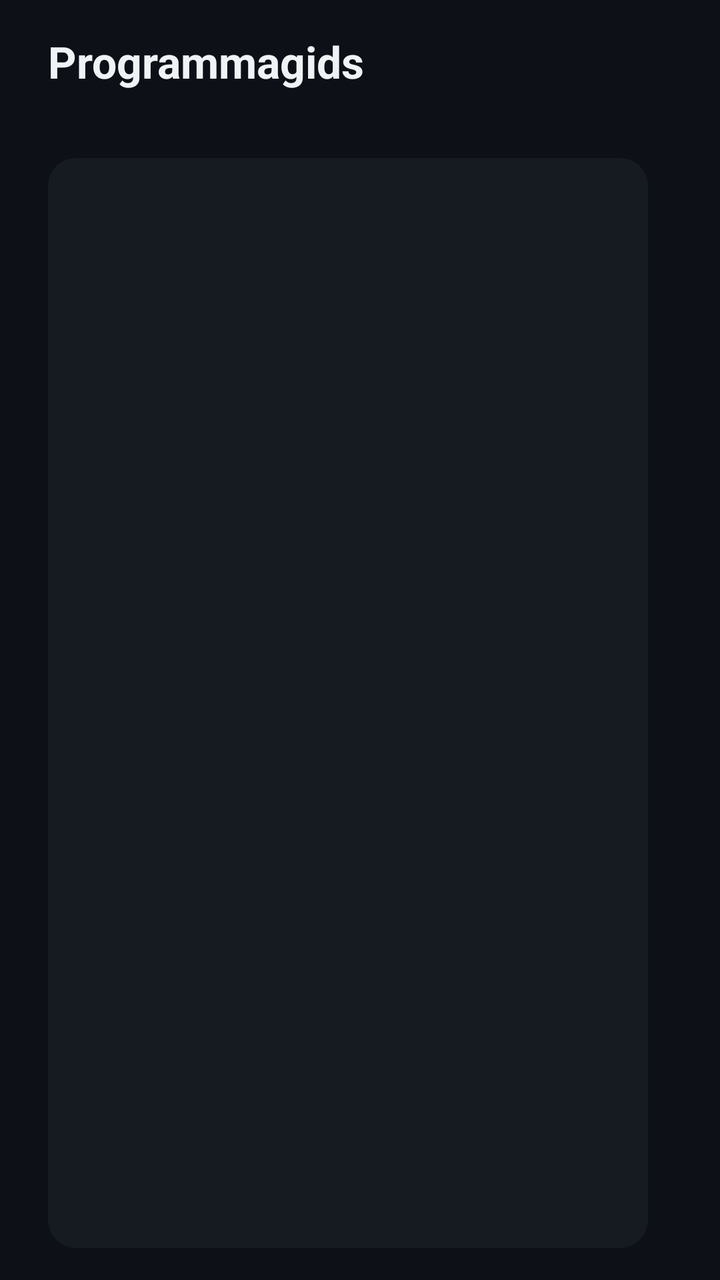
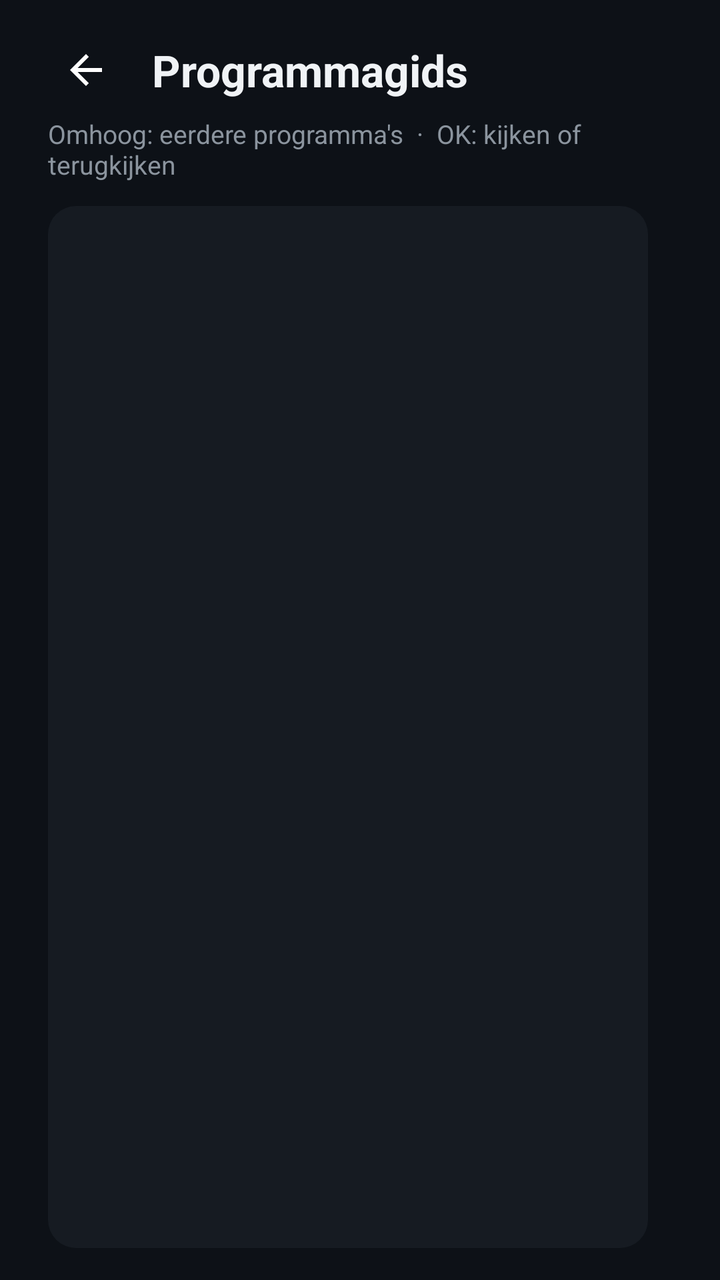

An Android layout rendered at two revisions. The XML below is the earlier revision; the diff shows what the commit changed to produce the second picture.
<!-- AndroidManifest.xml: application theme AppTheme -->
<!-- res/layout/activity_guide.xml -->
<?xml version="1.0" encoding="utf-8"?>
<LinearLayout xmlns:android="http://schemas.android.com/apk/res/android"
    android:layout_width="match_parent"
    android:layout_height="match_parent"
    android:background="@color/bg"
    android:orientation="vertical"
    android:paddingStart="24dp"
    android:paddingTop="16dp"
    android:paddingEnd="24dp"
    android:paddingBottom="16dp">

    <LinearLayout
        android:layout_width="match_parent"
        android:layout_height="wrap_content"
        android:gravity="center_vertical"
        android:orientation="horizontal">

        <TextView
            android:layout_width="wrap_content"
            android:layout_height="wrap_content"
            android:text="Programmagids"
            android:textColor="@color/text"
            android:textSize="22sp"
            android:textStyle="bold" />

        <TextView
            android:id="@+id/subtitle"
            android:layout_width="0dp"
            android:layout_height="wrap_content"
            android:layout_marginStart="16dp"
            android:layout_weight="1"
            android:ellipsize="end"
            android:maxLines="1"
            android:textColor="@color/muted"
            android:textSize="16sp" />

        <TextView
            android:id="@+id/clock"
            android:layout_width="wrap_content"
            android:layout_height="wrap_content"
            android:textColor="@color/text"
            android:textSize="22sp" />
    </LinearLayout>

    <TextView
        android:layout_width="match_parent"
        android:layout_height="wrap_content"
        android:layout_marginTop="4dp"
        android:layout_marginBottom="12dp"
        android:text=""
        android:textColor="@color/muted"
        android:textSize="13sp" />

    <LinearLayout
        android:layout_width="match_parent"
        android:layout_height="0dp"
        android:layout_weight="1"
        android:orientation="horizontal">

        <androidx.recyclerview.widget.RecyclerView
            android:id="@+id/channels"
            android:layout_width="300dp"
            android:layout_height="match_parent"
            android:background="@drawable/panel_bg"
            android:clipToPadding="false"
            android:padding="6dp" />

        <FrameLayout
            android:layout_width="0dp"
            android:layout_height="match_parent"
            android:layout_marginStart="14dp"
            android:layout_weight="1"
            android:background="@drawable/panel_bg">

            <androidx.recyclerview.widget.RecyclerView
                android:id="@+id/programmes"
                android:layout_width="match_parent"
                android:layout_height="match_parent"
                android:clipToPadding="false"
                android:padding="6dp" />

            <TextView
                android:id="@+id/empty"
                android:layout_width="match_parent"
                android:layout_height="match_parent"
                android:gravity="center"
                android:padding="24dp"
                android:textColor="@color/muted"
                android:textSize="16sp"
                android:visibility="gone" />
        </FrameLayout>
    </LinearLayout>
</LinearLayout>
<!-- resources referenced by this layout -->
<resources>
  <color name="bg">#0D1117</color>
  <color name="muted">#8B949E</color>
  <color name="text">#F0F3F6</color>
  <!-- drawable panel_bg (drawable) -->
  <?xml version="1.0" encoding="utf-8"?>
  <shape xmlns:android="http://schemas.android.com/apk/res/android">
      <solid android:color="@color/panel" />
      <corners android:radius="14dp" />
  </shape>
  <style name="AppTheme" parent="android:Theme.Material.NoActionBar.Fullscreen">
          <item name="android:windowBackground">@color/bg</item>
          <item name="android:colorAccent">@color/accent</item>
          <item name="android:colorPrimary">@color/bg</item>
          <item name="android:textColor">@color/text</item>
      </style>
  <color name="panel">#161B22</color>
  <color name="accent">#2F81F7</color>
</resources>

<!-- the commit's change to res/layout/activity_guide.xml (unified diff, before → after) -->
@@ -14,6 +14,18 @@
         android:layout_height="wrap_content"
         android:gravity="center_vertical"
         android:orientation="horizontal">
+        <ImageButton
+            android:id="@+id/backBtn"
+            android:layout_width="38dp"
+            android:layout_height="38dp"
+            android:layout_marginEnd="14dp"
+            android:background="@drawable/nav_bg"
+            android:contentDescription="Terug"
+            android:padding="7dp"
+            android:scaleType="fitCenter"
+            android:src="@drawable/ic_arrow_back"
+            android:tint="@color/nav_text" />
+
 
         <TextView
             android:layout_width="wrap_content"
@@ -47,7 +59,7 @@
         android:layout_height="wrap_content"
         android:layout_marginTop="4dp"
         android:layout_marginBottom="12dp"
-        android:text=""
+        android:text="Omhoog: eerdere programma\'s  ·  OK: kijken of terugkijken"
         android:textColor="@color/muted"
         android:textSize="13sp" />
 
<!-- resource entries referenced after the edit -->
@@ -3,6 +3,28 @@
   <color name="bg">#0D1117</color>
   <color name="muted">#8B949E</color>
   <color name="text">#F0F3F6</color>
+  <!-- drawable ic_arrow_back (drawable) -->
+  <?xml version="1.0" encoding="utf-8"?>
+  <vector xmlns:android="http://schemas.android.com/apk/res/android"
+      android:width="20dp"
+      android:height="20dp"
+      android:viewportWidth="24"
+      android:viewportHeight="24">
+      <path android:fillColor="#FFFFFFFF" android:pathData="M20,11H7.83l5.59,-5.59L12,4l-8,8 8,8 1.41,-1.41L7.83,13H20v-2z" />
+  </vector>
+  <!-- drawable nav_bg (drawable) -->
+  <?xml version="1.0" encoding="utf-8"?>
+  <selector xmlns:android="http://schemas.android.com/apk/res/android">
+      <item android:state_focused="true">
+          <shape><solid android:color="#FFFFFFFF" /><corners android:radius="18dp" /></shape>
+      </item>
+      <item android:state_activated="true">
+          <shape><solid android:color="#33FFFFFF" /><corners android:radius="18dp" /></shape>
+      </item>
+      <item>
+          <shape><solid android:color="#00000000" /><corners android:radius="18dp" /></shape>
+      </item>
+  </selector>
   <!-- drawable panel_bg (drawable) -->
   <?xml version="1.0" encoding="utf-8"?>
   <shape xmlns:android="http://schemas.android.com/apk/res/android">
